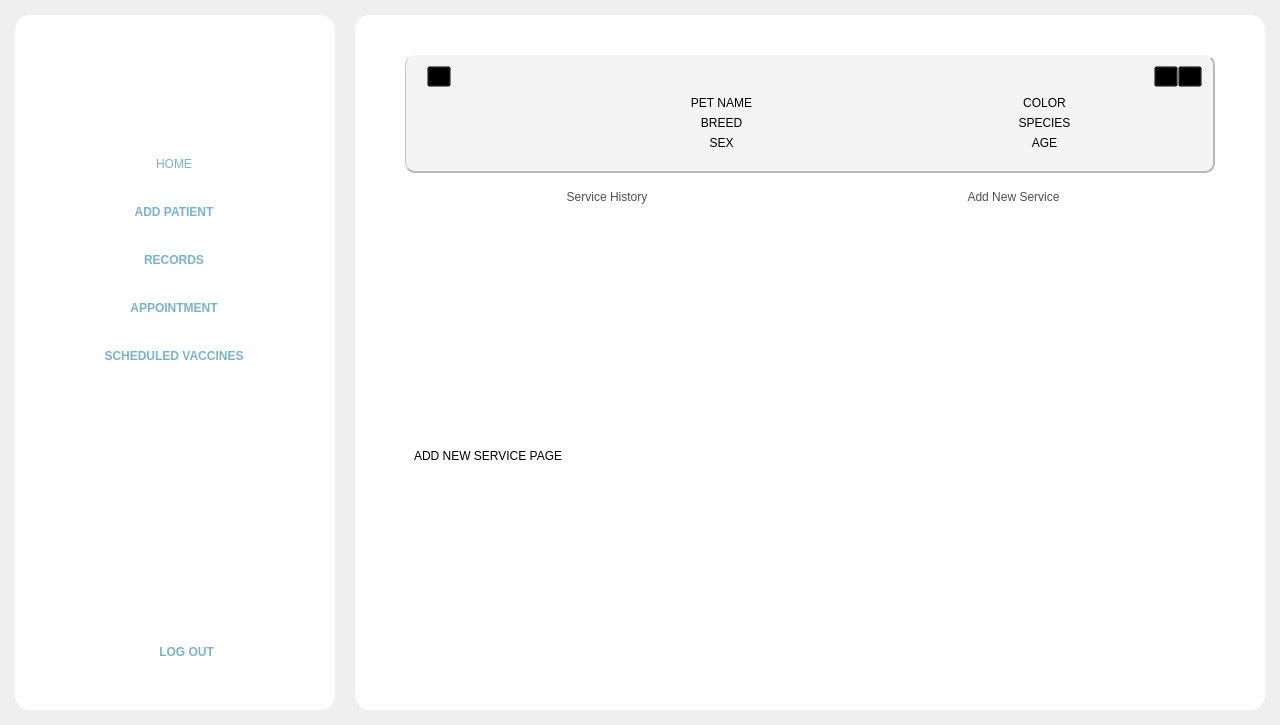
This is Frontend/Home.ui in DreddVDomasian/Petmate-Desktop-Application as Qt 5 draws it before an edit. The edited form follows.
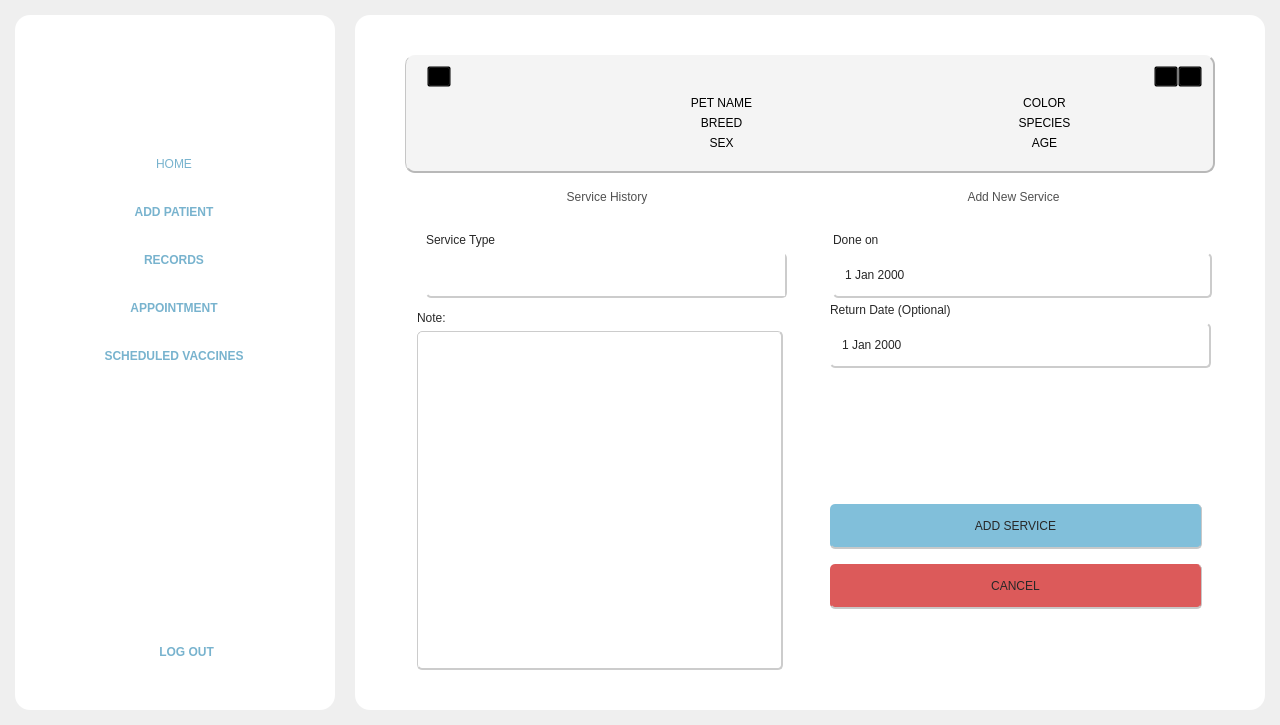
This is the edited form. The open tabs and pages were chosen to show the change. Icons and pictures are not drawn.

Commit message:
Add service history UI and calendar icon
Implemented a new service history page with search, add service form, and styled controls in Home.ui. Added a calendar icon and updated the resource file to include it. Adjusted placeholder text and some widget properties for improved clarity and layout.

The edit to the form file:
```diff
--- a/Frontend/Home.ui
+++ b/Frontend/Home.ui
@@ -7998,15 +7998,579 @@
                 </widget>
                 <widget class="QWidget" name="addNewServicePage">
                  <layout class="QVBoxLayout" name="verticalLayout_52">
+                  <property name="spacing">
+                   <number>0</number>
+                  </property>
+                  <property name="leftMargin">
+                   <number>0</number>
+                  </property>
+                  <property name="topMargin">
+                   <number>0</number>
+                  </property>
+                  <property name="rightMargin">
+                   <number>0</number>
+                  </property>
+                  <property name="bottomMargin">
+                   <number>0</number>
+                  </property>
                   <item>
-                   <widget class="QLabel" name="label_137">
-                    <property name="styleSheet">
-                     <string notr="true">font: 81 16pt &quot;Montserrat ExtraBold&quot;;
-color:black;</string>
+                   <widget class="QFrame" name="frame_61">
+                    <property name="frameShape">
+                     <enum>QFrame::StyledPanel</enum>
                     </property>
-                    <property name="text">
-                     <string>ADD NEW SERVICE PAGE</string>
+                    <property name="frameShadow">
+                     <enum>QFrame::Raised</enum>
                     </property>
+                    <layout class="QVBoxLayout" name="verticalLayout_56">
+                     <property name="spacing">
+                      <number>0</number>
+                     </property>
+                     <property name="leftMargin">
+                      <number>0</number>
+                     </property>
+                     <property name="topMargin">
+                      <number>0</number>
+                     </property>
+                     <property name="rightMargin">
+                      <number>0</number>
+                     </property>
+                     <property name="bottomMargin">
+                      <number>0</number>
+                     </property>
+                     <item alignment="Qt::AlignTop">
+                      <widget class="QFrame" name="frame_62">
+                       <property name="frameShape">
+                        <enum>QFrame::StyledPanel</enum>
+                       </property>
+                       <property name="frameShadow">
+                        <enum>QFrame::Raised</enum>
+                       </property>
+                       <layout class="QHBoxLayout" name="horizontalLayout_61">
+                        <property name="spacing">
+                         <number>35</number>
+                        </property>
+                        <property name="topMargin">
+                         <number>0</number>
+                        </property>
+                        <property name="rightMargin">
+                         <number>0</number>
+                        </property>
+                        <property name="bottomMargin">
+                         <number>0</number>
+                        </property>
+                        <item>
+                         <widget class="QFrame" name="frame_63">
+                          <property name="sizePolicy">
+                           <sizepolicy hsizetype="Expanding" vsizetype="Fixed">
+                            <horstretch>0</horstretch>
+                            <verstretch>0</verstretch>
+                           </sizepolicy>
+                          </property>
+                          <property name="styleSheet">
+                           <string notr="true">QFrame{
+background-color: transparent;
+}</string>
+                          </property>
+                          <property name="frameShape">
+                           <enum>QFrame::StyledPanel</enum>
+                          </property>
+                          <property name="frameShadow">
+                           <enum>QFrame::Raised</enum>
+                          </property>
+                          <layout class="QVBoxLayout" name="verticalLayout_54">
+                           <property name="bottomMargin">
+                            <number>0</number>
+                           </property>
+                           <item>
+                            <widget class="QLabel" name="label_137">
+                             <property name="styleSheet">
+                              <string notr="true">font: 63 12pt &quot;Montserrat SemiBold&quot;;
+color:rgb(39, 39, 39);</string>
+                             </property>
+                             <property name="text">
+                              <string>Service Type</string>
+                             </property>
+                            </widget>
+                           </item>
+                           <item>
+                            <widget class="QComboBox" name="serviceTypeComboBox">
+                             <property name="sizePolicy">
+                              <sizepolicy hsizetype="Expanding" vsizetype="Fixed">
+                               <horstretch>0</horstretch>
+                               <verstretch>0</verstretch>
+                              </sizepolicy>
+                             </property>
+                             <property name="minimumSize">
+                              <size>
+                               <width>174</width>
+                               <height>45</height>
+                              </size>
+                             </property>
+                             <property name="focusPolicy">
+                              <enum>Qt::NoFocus</enum>
+                             </property>
+                             <property name="styleSheet">
+                              <string notr="true">QComboBox {
+    border-right: 2px solid #cccccc;
+    border-bottom: 2px solid #cccccc;
+    border-radius: 5px;
+	font: 57 12pt &quot;Montserrat Medium&quot;;
+	color:rgb(39, 39, 39);
+	padding-left: 10px;
+
+}
+
+QComboBox::drop-down {
+    background-color: white;
+    border: none;
+}
+
+QComboBox::down-arrow {
+    image: url(:/Icons/Icons/downArrow.png);
+    width: 12px;
+    height: 12px;
+    padding-right: 10px;
+}
+
+/* Dropdown list */
+QComboBox QAbstractItemView {
+    background-color: white;
+    selection-background-color: rgb(193, 193, 193); 
+    selection-color: black;
+    font: 63 12pt &quot;Montserrat SemiBold&quot;;
+    outline: none;
+	border:none;
+}
+
+/* List items */
+QComboBox QAbstractItemView::item {
+    background-color: white;
+    color: black;
+    height: 25px;
+    font: 63 12pt &quot;Montserrat SemiBold&quot;;
+}
+
+QComboBox QAbstractItemView::item:hover {
+    background-color: rgb(193, 193, 193);
+    color: black;
+}
+
+/* Scrollbar inside dropdown */
+QComboBox QAbstractItemView QScrollBar:vertical {
+    background-color: transparent; /* or set a solid color */
+    width: 10px;
+    border: none;
+}
+
+QComboBox QAbstractItemView QScrollBar::handle:vertical {
+    background-color: rgb(129, 191, 218);
+    border-radius: 5px;
+    min-height: 120px;
+}
+
+QComboBox QAbstractItemView QScrollBar::handle:vertical:hover {
+    background-color: rgb(86, 127, 145);
+}
+
+QComboBox QAbstractItemView QScrollBar::add-line:vertical,
+QComboBox QAbstractItemView QScrollBar::sub-line:vertical {
+    height: 0px;
+    background: none;
+    border: none;
+}
+
+QComboBox QAbstractItemView QScrollBar::groove:vertical {
+    background: transparent;
+    outline: none;
+    border: none;
+}
+QComboBox QAbstractItemView QScrollBar,
+QComboBox QAbstractItemView QScrollBar::handle,
+QComboBox QAbstractItemView QScrollBar::groove {
+    outline: none;
+    border: none;
+}
+
+QComboBox QLineEdit {
+    font: 63 12pt &quot;Montserrat SemiBold&quot;;
+    color: rgb(39, 39, 39);
+    border: none; /* optional para di mag mukhang double border */
+    background: transparent;
+}</string>
+                             </property>
+                             <property name="editable">
+                              <bool>false</bool>
+                             </property>
+                             <property name="currentIndex">
+                              <number>-1</number>
+                             </property>
+                             <property name="maxVisibleItems">
+                              <number>10</number>
+                             </property>
+                            </widget>
+                           </item>
+                          </layout>
+                         </widget>
+                        </item>
+                        <item>
+                         <widget class="QFrame" name="frame_64">
+                          <property name="sizePolicy">
+                           <sizepolicy hsizetype="Expanding" vsizetype="Fixed">
+                            <horstretch>0</horstretch>
+                            <verstretch>0</verstretch>
+                           </sizepolicy>
+                          </property>
+                          <property name="styleSheet">
+                           <string notr="true">QFrame{
+background-color: transparent;
+}</string>
+                          </property>
+                          <property name="frameShape">
+                           <enum>QFrame::StyledPanel</enum>
+                          </property>
+                          <property name="frameShadow">
+                           <enum>QFrame::Raised</enum>
+                          </property>
+                          <layout class="QVBoxLayout" name="verticalLayout_55">
+                           <property name="leftMargin">
+                            <number>0</number>
+                           </property>
+                           <property name="rightMargin">
+                            <number>0</number>
+                           </property>
+                           <property name="bottomMargin">
+                            <number>0</number>
+                           </property>
+                           <item>
+                            <widget class="QLabel" name="label_139">
+                             <property name="styleSheet">
+                              <string notr="true">font: 63 12pt &quot;Montserrat SemiBold&quot;;
+color:rgb(39, 39, 39);</string>
+                             </property>
+                             <property name="text">
+                              <string>Done on</string>
+                             </property>
+                            </widget>
+                           </item>
+                           <item>
+                            <widget class="QDateEdit" name="dateEdit">
+                             <property name="sizePolicy">
+                              <sizepolicy hsizetype="Expanding" vsizetype="Fixed">
+                               <horstretch>0</horstretch>
+                               <verstretch>0</verstretch>
+                              </sizepolicy>
+                             </property>
+                             <property name="minimumSize">
+                              <size>
+                               <width>174</width>
+                               <height>45</height>
+                              </size>
+                             </property>
+                             <property name="styleSheet">
+                              <string notr="true">QDateEdit{
+	border-right: 2px solid #cccccc;
+    border-bottom: 2px solid #cccccc;
+    border-radius: 5px;
+	font: 57 12pt &quot;Montserrat Medium&quot;;
+	color:rgb(39, 39, 39);
+	padding-left: 10px;
+}
+
+QDateEdit::drop-down {
+    subcontrol-origin: padding;
+    subcontrol-position: top right;
+    width: 40px;  /* adjust as needed */
+	border: none; /* remove frame around drop-down */
+    background: transparent;
+}
+
+QDateEdit::down-arrow {
+    image:url(:/Icons/Icons/calendar.png) ; 
+    width: 30px;   
+    height: 30px;
+}</string>
+                             </property>
+                             <property name="calendarPopup">
+                              <bool>true</bool>
+                             </property>
+                            </widget>
+                           </item>
+                          </layout>
+                         </widget>
+                        </item>
+                       </layout>
+                      </widget>
+                     </item>
+                     <item>
+                      <widget class="QFrame" name="frame_65">
+                       <property name="frameShape">
+                        <enum>QFrame::StyledPanel</enum>
+                       </property>
+                       <property name="frameShadow">
+                        <enum>QFrame::Raised</enum>
+                       </property>
+                       <layout class="QHBoxLayout" name="horizontalLayout_62">
+                        <property name="spacing">
+                         <number>35</number>
+                        </property>
+                        <property name="leftMargin">
+                         <number>0</number>
+                        </property>
+                        <property name="topMargin">
+                         <number>0</number>
+                        </property>
+                        <property name="rightMargin">
+                         <number>0</number>
+                        </property>
+                        <item>
+                         <widget class="QFrame" name="addNoteFrame">
+                          <property name="frameShape">
+                           <enum>QFrame::StyledPanel</enum>
+                          </property>
+                          <property name="frameShadow">
+                           <enum>QFrame::Raised</enum>
+                          </property>
+                          <layout class="QVBoxLayout" name="verticalLayout_57">
+                           <item>
+                            <widget class="QLabel" name="addNoteLabel">
+                             <property name="styleSheet">
+                              <string notr="true">font: 63 12pt &quot;Montserrat SemiBold&quot;;
+color:rgb(39, 39, 39);</string>
+                             </property>
+                             <property name="text">
+                              <string>Note:</string>
+                             </property>
+                            </widget>
+                           </item>
+                           <item>
+                            <widget class="QLineEdit" name="addNoteLineEdit">
+                             <property name="sizePolicy">
+                              <sizepolicy hsizetype="Expanding" vsizetype="Expanding">
+                               <horstretch>0</horstretch>
+                               <verstretch>0</verstretch>
+                              </sizepolicy>
+                             </property>
+                             <property name="styleSheet">
+                              <string notr="true">QLineEdit{
+	border-right: 2px solid #cccccc;
+    border-bottom: 2px solid #cccccc;
+	border-left: 1px solid #cccccc;
+	border-top: 1px solid #cccccc;
+    border-radius: 5px;
+	font: 57 11pt &quot;Montserrat Medium&quot;;
+	color:rgb(39, 39, 39);
+	padding-left: 10px;
+}</string>
+                             </property>
+                             <property name="text">
+                              <string/>
+                             </property>
+                             <property name="alignment">
+                              <set>Qt::AlignLeading|Qt::AlignLeft|Qt::AlignTop</set>
+                             </property>
+                            </widget>
+                           </item>
+                          </layout>
+                         </widget>
+                        </item>
+                        <item>
+                         <widget class="QFrame" name="frame_67">
+                          <property name="sizePolicy">
+                           <sizepolicy hsizetype="Expanding" vsizetype="Expanding">
+                            <horstretch>0</horstretch>
+                            <verstretch>0</verstretch>
+                           </sizepolicy>
+                          </property>
+                          <property name="frameShape">
+                           <enum>QFrame::StyledPanel</enum>
+                          </property>
+                          <property name="frameShadow">
+                           <enum>QFrame::Raised</enum>
+                          </property>
+                          <layout class="QVBoxLayout" name="verticalLayout_58">
+                           <property name="leftMargin">
+                            <number>0</number>
+                           </property>
+                           <property name="topMargin">
+                            <number>0</number>
+                           </property>
+                           <property name="rightMargin">
+                            <number>0</number>
+                           </property>
+                           <property name="bottomMargin">
+                            <number>0</number>
+                           </property>
+                           <item alignment="Qt::AlignTop">
+                            <widget class="QFrame" name="frame_68">
+                             <property name="frameShape">
+                              <enum>QFrame::StyledPanel</enum>
+                             </property>
+                             <property name="frameShadow">
+                              <enum>QFrame::Raised</enum>
+                             </property>
+                             <layout class="QVBoxLayout" name="verticalLayout_59">
+                              <property name="leftMargin">
+                               <number>0</number>
+                              </property>
+                              <property name="topMargin">
+                               <number>0</number>
+                              </property>
+                              <property name="rightMargin">
+                               <number>0</number>
+                              </property>
+                              <property name="bottomMargin">
+                               <number>0</number>
+                              </property>
+                              <item>
+                               <widget class="QLabel" name="label_140">
+                                <property name="styleSheet">
+                                 <string notr="true">font: 63 12pt &quot;Montserrat SemiBold&quot;;
+color:rgb(39, 39, 39);</string>
+                                </property>
+                                <property name="text">
+                                 <string>Return Date (Optional)</string>
+                                </property>
+                               </widget>
+                              </item>
+                              <item>
+                               <widget class="QDateEdit" name="returnDateEdit">
+                                <property name="sizePolicy">
+                                 <sizepolicy hsizetype="Expanding" vsizetype="Fixed">
+                                  <horstretch>0</horstretch>
+                                  <verstretch>0</verstretch>
+                                 </sizepolicy>
+                                </property>
+                                <property name="minimumSize">
+                                 <size>
+                                  <width>174</width>
+                                  <height>45</height>
+                                 </size>
+                                </property>
+                                <property name="styleSheet">
+                                 <string notr="true">QDateEdit{
+	border-right: 2px solid #cccccc;
+    border-bottom: 2px solid #cccccc;
+    border-radius: 5px;
+	font: 57 12pt &quot;Montserrat Medium&quot;;
+	color:rgb(39, 39, 39);
+	padding-left: 10px;
+}
+
+QDateEdit::drop-down {
+    subcontrol-origin: padding;
+    subcontrol-position: top right;
+    width: 40px;  /* adjust as needed */
+	border: none; /* remove frame around drop-down */
+    background: transparent;
+}
+
+QDateEdit::down-arrow {
+    image:url(:/Icons/Icons/calendar.png) ; 
+    width: 30px;   
+    height: 30px;
+}</string>
+                                </property>
+                                <property name="calendarPopup">
+                                 <bool>true</bool>
+                                </property>
+                               </widget>
+                              </item>
+                             </layout>
+                            </widget>
+                           </item>
+                           <item alignment="Qt::AlignTop">
+                            <widget class="QFrame" name="frame_66">
+                             <property name="frameShape">
+                              <enum>QFrame::StyledPanel</enum>
+                             </property>
+                             <property name="frameShadow">
+                              <enum>QFrame::Raised</enum>
+                             </property>
+                             <layout class="QVBoxLayout" name="verticalLayout_60">
+                              <property name="spacing">
+                               <number>15</number>
+                              </property>
+                              <property name="leftMargin">
+                               <number>0</number>
+                              </property>
+                              <item>
+                               <widget class="QPushButton" name="addServiceBtn">
+                                <property name="sizePolicy">
+                                 <sizepolicy hsizetype="Expanding" vsizetype="Fixed">
+                                  <horstretch>0</horstretch>
+                                  <verstretch>0</verstretch>
+                                 </sizepolicy>
+                                </property>
+                                <property name="minimumSize">
+                                 <size>
+                                  <width>174</width>
+                                  <height>45</height>
+                                 </size>
+                                </property>
+                                <property name="cursor">
+                                 <cursorShape>PointingHandCursor</cursorShape>
+                                </property>
+                                <property name="styleSheet">
+                                 <string notr="true">QPushButton{
+	font: 63 15pt &quot;Montserrat SemiBold&quot;;
+	color:rgb(39, 39, 39);
+	background-color:rgb(129, 191, 218);
+	border-radius: 5px;
+	border-right:1px solid rgb(200, 200, 200);
+	border-bottom:2px solid rgb(200, 200, 200);
+}
+
+QPushButton:hover{
+	background-color:rgb(110, 163, 186);
+
+}</string>
+                                </property>
+                                <property name="text">
+                                 <string>ADD SERVICE</string>
+                                </property>
+                               </widget>
+                              </item>
+                              <item>
+                               <widget class="QPushButton" name="cancelAddServiceBtn">
+                                <property name="minimumSize">
+                                 <size>
+                                  <width>174</width>
+                                  <height>45</height>
+                                 </size>
+                                </property>
+                                <property name="cursor">
+                                 <cursorShape>PointingHandCursor</cursorShape>
+                                </property>
+                                <property name="styleSheet">
+                                 <string notr="true">QPushButton{
+	font: 63 15pt &quot;Montserrat SemiBold&quot;;
+	color:rgb(39, 39, 39);
+	background-color:	rgb(220, 90, 90);
+	border-radius: 5px;
+	border-right:1px solid rgb(200, 200, 200);
+	border-bottom:2px solid rgb(200, 200, 200);
+}
+
+QPushButton:hover{
+	background-color:rgb(180, 120, 125);
+
+}</string>
+                                </property>
+                                <property name="text">
+                                 <string>CANCEL</string>
+                                </property>
+                               </widget>
+                              </item>
+                             </layout>
+                            </widget>
+                           </item>
+                          </layout>
+                         </widget>
+                        </item>
+                       </layout>
+                      </widget>
+                     </item>
+                    </layout>
                    </widget>
                   </item>
                  </layout>
```
Left out of the diff: 137 changed lines with no effect on the pictures. The commit also changes 2 other files.
